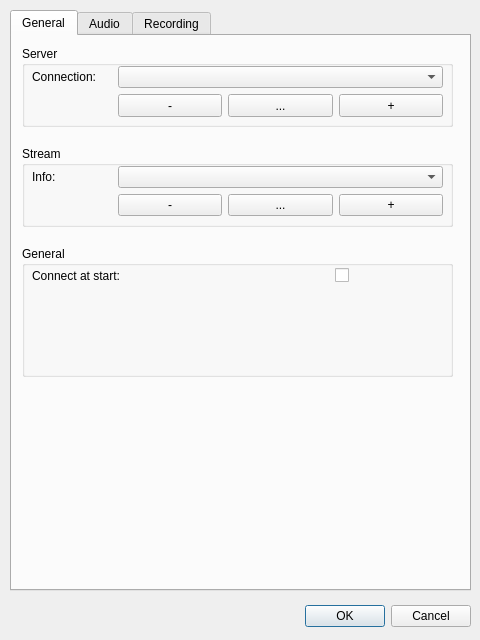
This is settingsdialog.ui in napcode/appstream as Qt 5 draws it before an edit. The edited form follows.
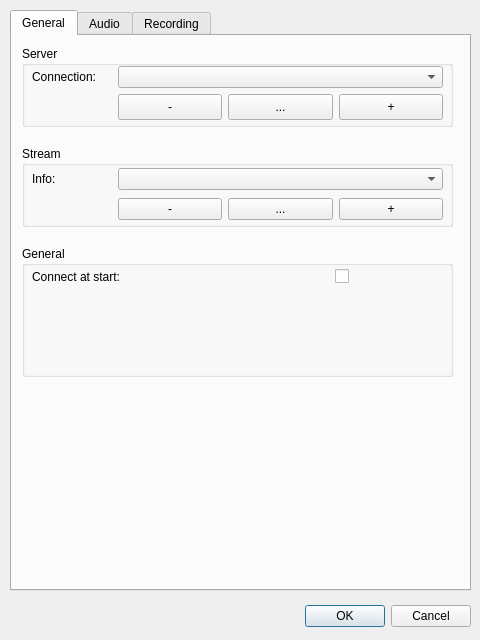
This is the edited form.

```diff
--- a/settingsdialog.ui
+++ b/settingsdialog.ui
@@ -63,16 +63,16 @@
      <property name="title">
       <string>Server</string>
      </property>
-     <widget class="QWidget" name="">
+     <widget class="QWidget" name="layoutWidget">
       <property name="geometry">
        <rect>
         <x>10</x>
         <y>20</y>
         <width>411</width>
-        <height>51</height>
+        <height>54</height>
        </rect>
       </property>
-      <layout class="QGridLayout" name="gridLayout_2" columnminimumwidth="80,0,0,0,0">
+      <layout class="QGridLayout" name="gridLayout_2" columnminimumwidth="80,0,0,0">
        <property name="leftMargin">
         <number>0</number>
        </property>
@@ -152,16 +152,16 @@
      <property name="title">
       <string>Stream</string>
      </property>
-     <widget class="QWidget" name="">
+     <widget class="QWidget" name="layoutWidget">
       <property name="geometry">
        <rect>
         <x>10</x>
         <y>20</y>
         <width>411</width>
-        <height>51</height>
+        <height>58</height>
        </rect>
       </property>
-      <layout class="QGridLayout" name="gridLayout_3" columnminimumwidth="80,0,0,0,0">
+      <layout class="QGridLayout" name="gridLayout_3" columnminimumwidth="80,0,0,0">
        <item row="0" column="1" colspan="3">
         <widget class="QComboBox" name="cbStreamInfo">
          <property name="sizePolicy">
@@ -242,13 +242,13 @@
      <property name="title">
       <string>General</string>
      </property>
-     <widget class="QWidget" name="">
+     <widget class="QWidget" name="layoutWidget">
       <property name="geometry">
        <rect>
         <x>10</x>
         <y>20</y>
         <width>411</width>
-        <height>19</height>
+        <height>22</height>
        </rect>
       </property>
       <layout class="QGridLayout" name="gridLayout_4">
```
Left out of the diff: 10 changed lines with no effect on the pictures.
